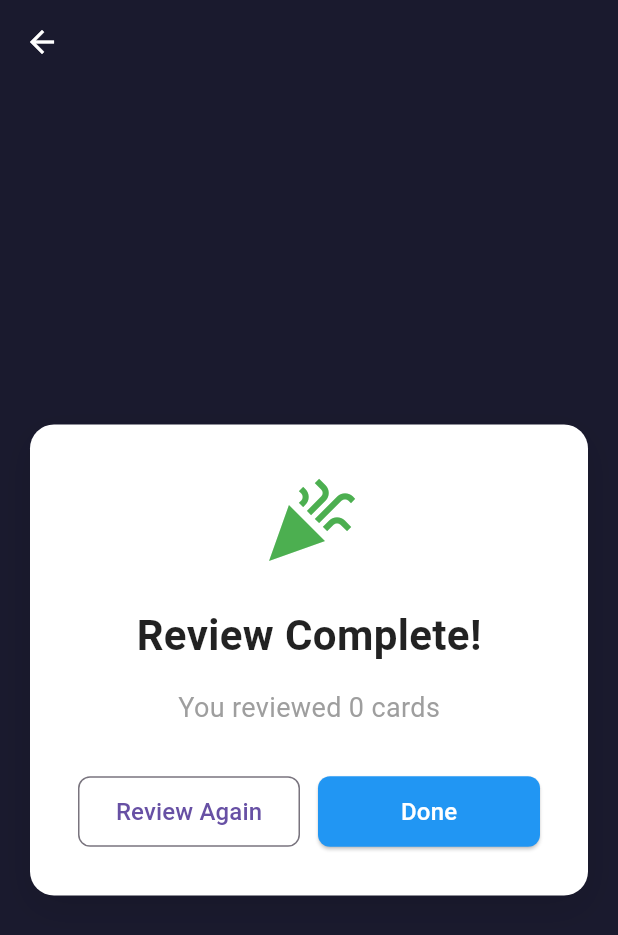
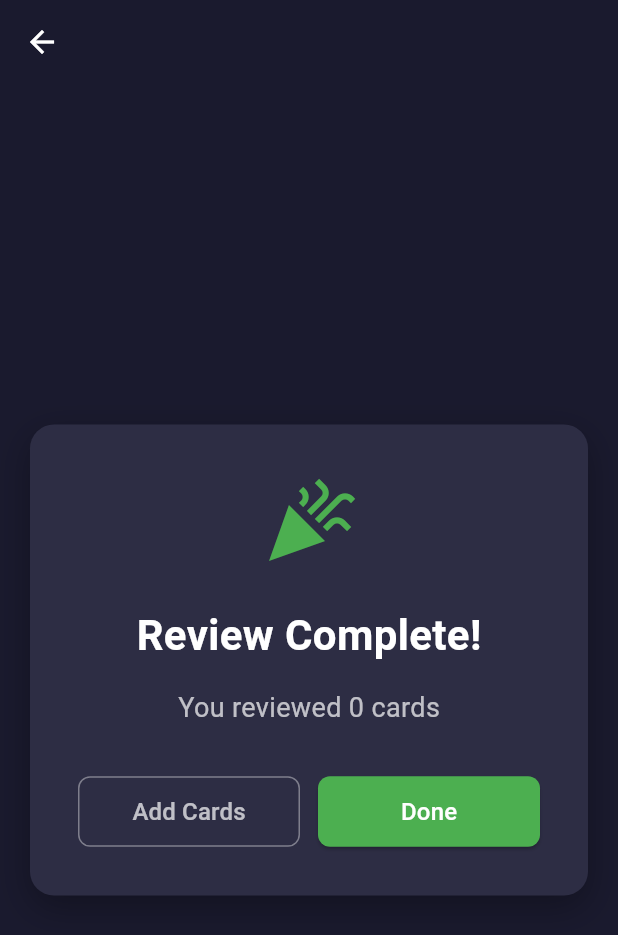
Before and after one commit to oscarjaergren/LinguaFlutter, a Flutter app: the CardReviewScreen screen opened by its route, on a phone screen of 412 x 824 dp. Shown: the top 935 px of the screen. Run offline on Flutter 3.47's test engine with Material 3 defaults, Android fonts, the phone set to English and light mode, and no system bars; our stand-ins replace flutter_svg, go_router, shared_preferences, talker_flutter; missing offline and left inert: talker_dio_logger; accounts and stored records are empty.

Commit message:
feat: redesign review completion screen with dark theme and update navigation flow

```diff
--- a/lib/features/card_review/presentation/screens/card_review_screen.dart
+++ b/lib/features/card_review/presentation/screens/card_review_screen.dart
@@ -285,10 +285,9 @@ class _CardReviewScreenState extends State<CardReviewScreen>
             return ReviewCompletionScreen(
               cardProvider: cardProvider,
               onRestart: () {
-                cardProvider.startReviewSession();
-                setState(() {
-                  _showAnswer = false;
-                });
+                // Navigate to cards screen to add more cards
+                Navigator.of(context).pop();
+                Navigator.of(context).pushNamed('/cards');
               },
               onClose: () => Navigator.of(context).pop(),
             );
--- a/lib/features/card_review/presentation/widgets/review_completion_screen.dart
+++ b/lib/features/card_review/presentation/widgets/review_completion_screen.dart
@@ -25,11 +25,11 @@ class ReviewCompletionScreen extends StatelessWidget {
         margin: const EdgeInsets.all(20),
         padding: const EdgeInsets.all(32),
         decoration: BoxDecoration(
-          color: Colors.white,
+          color: const Color(0xFF2D2D44),
           borderRadius: BorderRadius.circular(16),
           boxShadow: [
             BoxShadow(
-              color: Colors.black.withValues(alpha: 0.1),
+              color: Colors.black.withValues(alpha: 0.3),
               blurRadius: 20,
               offset: const Offset(0, 8),
             ),
@@ -41,7 +41,7 @@ class ReviewCompletionScreen extends StatelessWidget {
             const Icon(
               Icons.celebration,
               size: 64,
-              color: Colors.green,
+              color: Color(0xFF4CAF50),
             ),
             const SizedBox(height: 24),
             const Text(
@@ -49,7 +49,7 @@ class ReviewCompletionScreen extends StatelessWidget {
               style: TextStyle(
                 fontSize: 28,
                 fontWeight: FontWeight.bold,
-                color: Colors.black87,
+                color: Colors.white,
               ),
             ),
             const SizedBox(height: 16),
@@ -57,7 +57,7 @@ class ReviewCompletionScreen extends StatelessWidget {
               'You reviewed ${cardProvider.sessionCardsReviewed} cards',
               style: const TextStyle(
                 fontSize: 18,
-                color: Colors.grey,
+                color: Colors.white70,
               ),
             ),
             if (sessionDuration.inSeconds > 0) ...[
@@ -66,7 +66,7 @@ class ReviewCompletionScreen extends StatelessWidget {
                 'Time: ${_formatDuration(sessionDuration)}',
                 style: const TextStyle(
                   fontSize: 16,
-                  color: Colors.grey,
+                  color: Colors.white60,
                 ),
               ),
             ],
@@ -78,13 +78,17 @@ class ReviewCompletionScreen extends StatelessWidget {
                     onPressed: onRestart,
                     style: OutlinedButton.styleFrom(
                       padding: const EdgeInsets.symmetric(vertical: 12),
+                      side: const BorderSide(color: Colors.white38),
                       shape: RoundedRectangleBorder(
                         borderRadius: BorderRadius.circular(8),
                       ),
                     ),
                     child: const Text(
-                      'Review Again',
-                      style: TextStyle(fontSize: 16),
+                      'Add Cards',
+                      style: TextStyle(
+                        fontSize: 16,
+                        color: Colors.white70,
+                      ),
                     ),
                   ),
                 ),
@@ -93,7 +97,7 @@ class ReviewCompletionScreen extends StatelessWidget {
                   child: ElevatedButton(
                     onPressed: onClose,
                     style: ElevatedButton.styleFrom(
-                      backgroundColor: Colors.blue,
+                      backgroundColor: const Color(0xFF4CAF50),
                       foregroundColor: Colors.white,
                       padding: const EdgeInsets.symmetric(vertical: 12),
                       shape: RoundedRectangleBorder(
```
